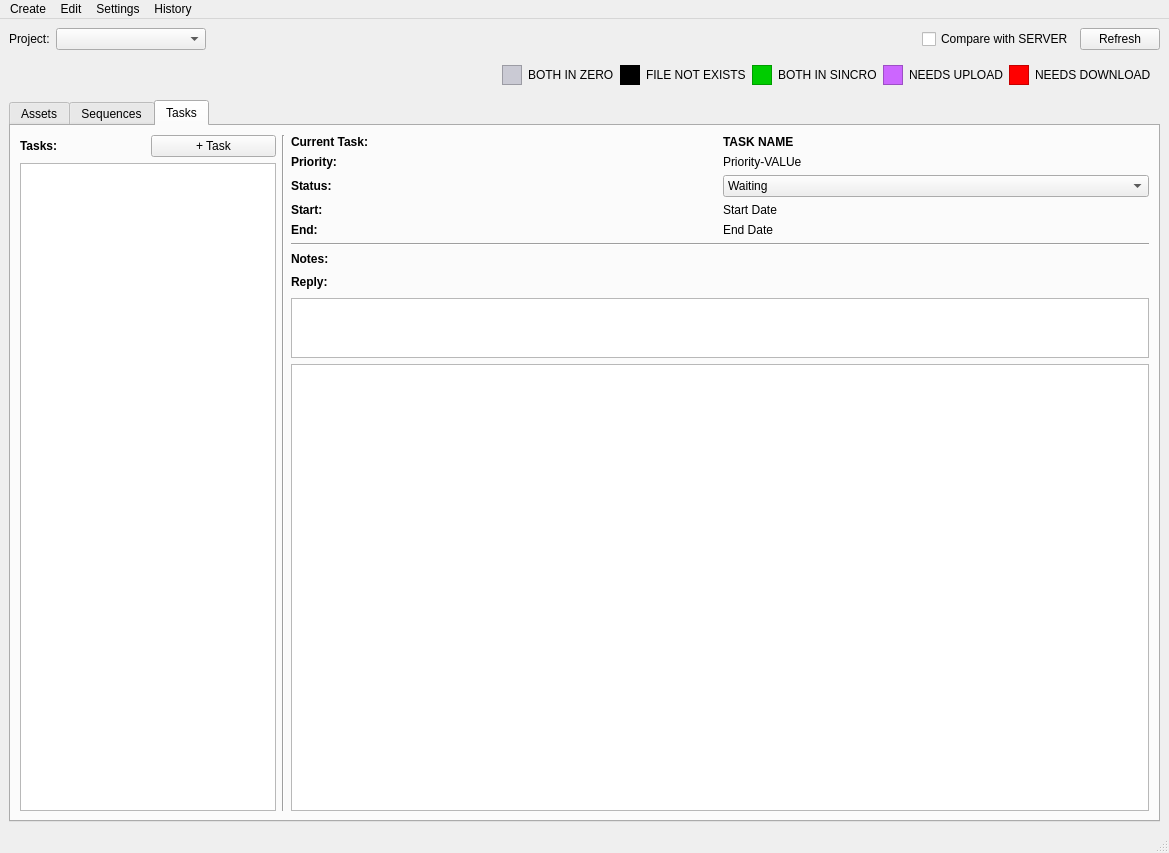
skarone/PipeL, file pipe/manager/manager.ui: the form before one commit.
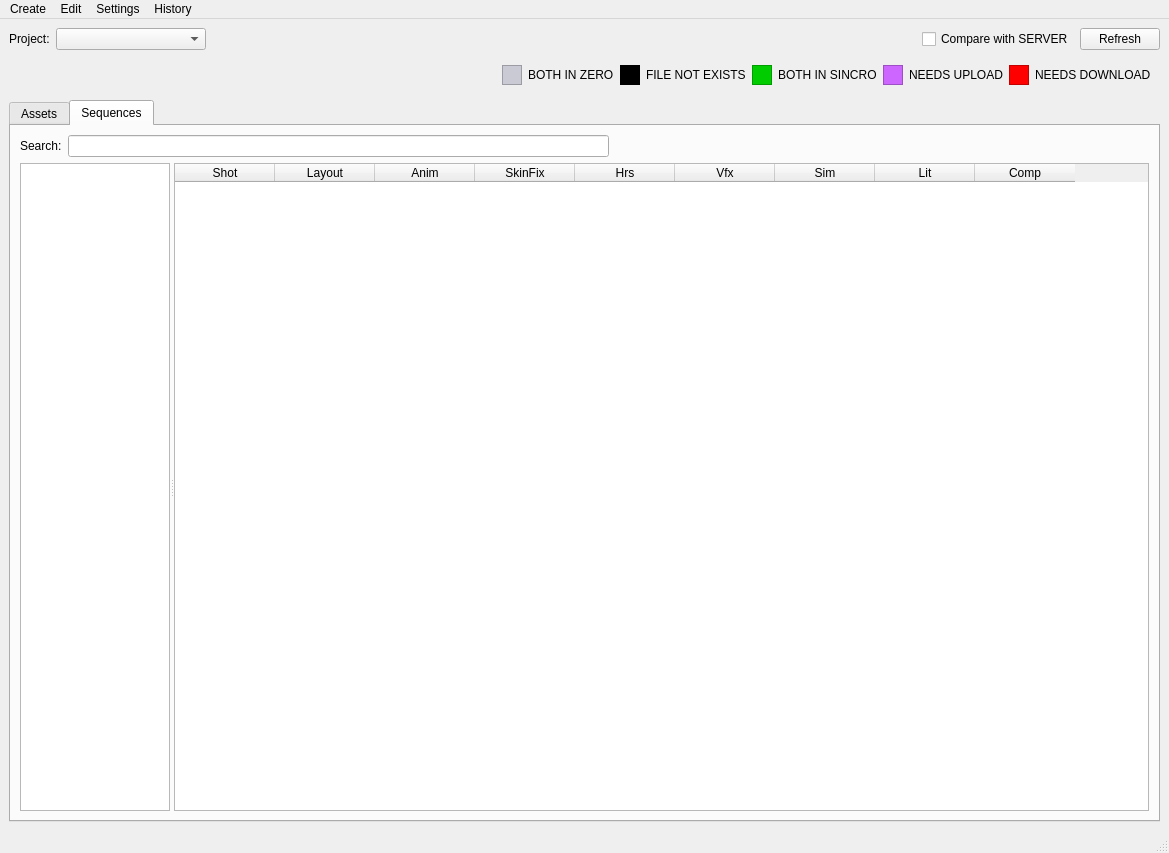
The form after the commit.

Commit message: added icons to task ui, and more to go!, need to arrange notes in the other way!

Patch:
```diff
--- a/pipe/manager/manager.ui
+++ b/pipe/manager/manager.ui
@@ -286,7 +286,7 @@
     <item>
      <widget class="QTabWidget" name="tabWidget">
       <property name="currentIndex">
-       <number>2</number>
+       <number>1</number>
       </property>
       <widget class="QWidget" name="assetsTab">
        <attribute name="title">
@@ -461,260 +461,6 @@
         </item>
        </layout>
       </widget>
-      <widget class="QWidget" name="tab">
-       <attribute name="title">
-        <string>Tasks</string>
-       </attribute>
-       <layout class="QHBoxLayout" name="horizontalLayout_8">
-        <item>
-         <layout class="QVBoxLayout" name="verticalLayout_6">
-          <property name="sizeConstraint">
-           <enum>QLayout::SetFixedSize</enum>
-          </property>
-          <item>
-           <layout class="QGridLayout" name="gridLayout_2">
-            <property name="sizeConstraint">
-             <enum>QLayout::SetMinimumSize</enum>
-            </property>
-            <item row="0" column="0">
-             <widget class="QLabel" name="label_11">
-              <property name="styleSheet">
-               <string notr="true">font: 75 23pt &quot;Corbel&quot;;
-font-weight: bold;</string>
-              </property>
-              <property name="text">
-               <string>Tasks:</string>
-              </property>
-             </widget>
-            </item>
-            <item row="0" column="1">
-             <widget class="QPushButton" name="pushButton">
-              <property name="styleSheet">
-               <string notr="true"/>
-              </property>
-              <property name="text">
-               <string>+ Task</string>
-              </property>
-              <property name="flat">
-               <bool>false</bool>
-              </property>
-             </widget>
-            </item>
-           </layout>
-          </item>
-          <item>
-           <widget class="QListWidget" name="task_lw">
-            <property name="sizePolicy">
-             <sizepolicy hsizetype="Fixed" vsizetype="Expanding">
-              <horstretch>0</horstretch>
-              <verstretch>0</verstretch>
-             </sizepolicy>
-            </property>
-           </widget>
-          </item>
-         </layout>
-        </item>
-        <item>
-         <widget class="Line" name="line_2">
-          <property name="orientation">
-           <enum>Qt::Vertical</enum>
-          </property>
-         </widget>
-        </item>
-        <item>
-         <layout class="QVBoxLayout" name="verticalLayout_3">
-          <item>
-           <layout class="QHBoxLayout" name="horizontalLayout_6">
-            <item>
-             <widget class="QLabel" name="label_2">
-              <property name="styleSheet">
-               <string notr="true">font: 75 20pt &quot;Corbel&quot;;
-font-weight: bold;</string>
-              </property>
-              <property name="text">
-               <string>Current Task:</string>
-              </property>
-             </widget>
-            </item>
-            <item>
-             <widget class="QLabel" name="label_10">
-              <property name="styleSheet">
-               <string notr="true">font: 75 20pt &quot;Corbel&quot;;
-font-weight: bold;</string>
-              </property>
-              <property name="text">
-               <string>TASK NAME</string>
-              </property>
-             </widget>
-            </item>
-           </layout>
-          </item>
-          <item>
-           <layout class="QGridLayout" name="gridLayout">
-            <item row="1" column="1">
-             <widget class="QComboBox" name="comboBox">
-              <item>
-               <property name="text">
-                <string>Waiting</string>
-               </property>
-              </item>
-              <item>
-               <property name="text">
-                <string>Review</string>
-               </property>
-              </item>
-              <item>
-               <property name="text">
-                <string>Pending</string>
-               </property>
-              </item>
-              <item>
-               <property name="text">
-                <string>In-Progress</string>
-               </property>
-              </item>
-              <item>
-               <property name="text">
-                <string>Approved</string>
-               </property>
-              </item>
-              <item>
-               <property name="text">
-                <string>Ready</string>
-               </property>
-              </item>
-             </widget>
-            </item>
-            <item row="3" column="1">
-             <widget class="QLabel" name="endDate_lbl">
-              <property name="text">
-               <string>End Date</string>
-              </property>
-             </widget>
-            </item>
-            <item row="0" column="1">
-             <widget class="QLabel" name="priority_val_lbl">
-              <property name="text">
-               <string>Priority-VALUe</string>
-              </property>
-             </widget>
-            </item>
-            <item row="2" column="1">
-             <widget class="QLabel" name="startDate_lbl">
-              <property name="text">
-               <string>Start Date</string>
-              </property>
-             </widget>
-            </item>
-            <item row="2" column="0">
-             <widget class="QLabel" name="label_5">
-              <property name="styleSheet">
-               <string notr="true">font: 75 10pt &quot;Corbel&quot;;
-font-weight: bold;</string>
-              </property>
-              <property name="text">
-               <string>Start:</string>
-              </property>
-             </widget>
-            </item>
-            <item row="3" column="0">
-             <widget class="QLabel" name="label_7">
-              <property name="styleSheet">
-               <string notr="true">font: 75 10pt &quot;Corbel&quot;;
-font-weight: bold;</string>
-              </property>
-              <property name="text">
-               <string>End:</string>
-              </property>
-             </widget>
-            </item>
-            <item row="0" column="0">
-             <widget class="QLabel" name="label_8">
-              <property name="styleSheet">
-               <string notr="true">font: 75 10pt &quot;Corbel&quot;;
-font-weight: bold;</string>
-              </property>
-              <property name="text">
-               <string>Priority:</string>
-              </property>
-             </widget>
-            </item>
-            <item row="1" column="0">
-             <widget class="QLabel" name="label_6">
-              <property name="styleSheet">
-               <string notr="true">font: 75 10pt &quot;Corbel&quot;;
-font-weight: bold;</string>
-              </property>
-              <property name="text">
-               <string>Status:</string>
-              </property>
-             </widget>
-            </item>
-           </layout>
-          </item>
-          <item>
-           <widget class="Line" name="line">
-            <property name="orientation">
-             <enum>Qt::Horizontal</enum>
-            </property>
-           </widget>
-          </item>
-          <item>
-           <widget class="QLabel" name="label_9">
-            <property name="styleSheet">
-             <string notr="true">font: 75 20pt &quot;Corbel&quot;;
-font-weight: bold;</string>
-            </property>
-            <property name="text">
-             <string>Notes:</string>
-            </property>
-           </widget>
-          </item>
-          <item>
-           <layout class="QHBoxLayout" name="horizontalLayout_7">
-            <item>
-             <widget class="QLabel" name="reply_lbl">
-              <property name="styleSheet">
-               <string notr="true">font: 75 10pt &quot;Corbel&quot;;
-font-weight: bold;</string>
-              </property>
-              <property name="text">
-               <string>Reply:</string>
-              </property>
-             </widget>
-            </item>
-            <item>
-             <spacer name="horizontalSpacer_4">
-              <property name="orientation">
-               <enum>Qt::Horizontal</enum>
-              </property>
-              <property name="sizeHint" stdset="0">
-               <size>
-                <width>40</width>
-                <height>20</height>
-               </size>
-              </property>
-             </spacer>
-            </item>
-           </layout>
-          </item>
-          <item>
-           <widget class="QTextEdit" name="note_te">
-            <property name="maximumSize">
-             <size>
-              <width>16777215</width>
-              <height>60</height>
-             </size>
-            </property>
-           </widget>
-          </item>
-          <item>
-           <widget class="QListWidget" name="note_lw"/>
-          </item>
-         </layout>
-        </item>
-       </layout>
-      </widget>
      </widget>
     </item>
    </layout>
```
The commit also changes 17 other files.
